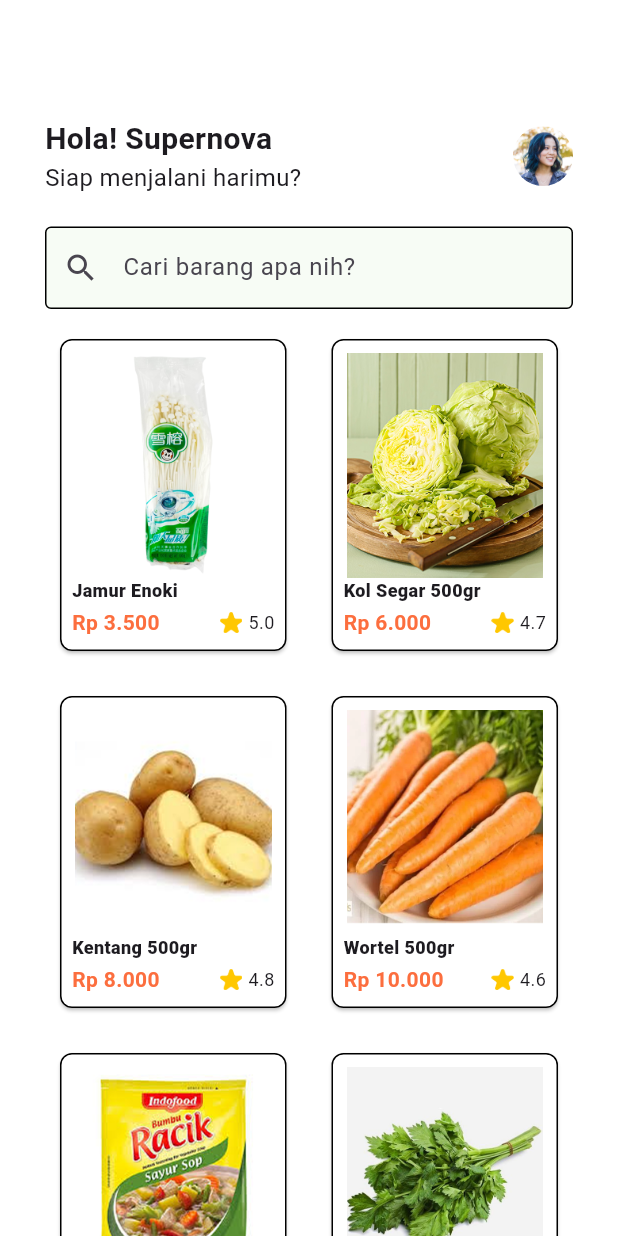
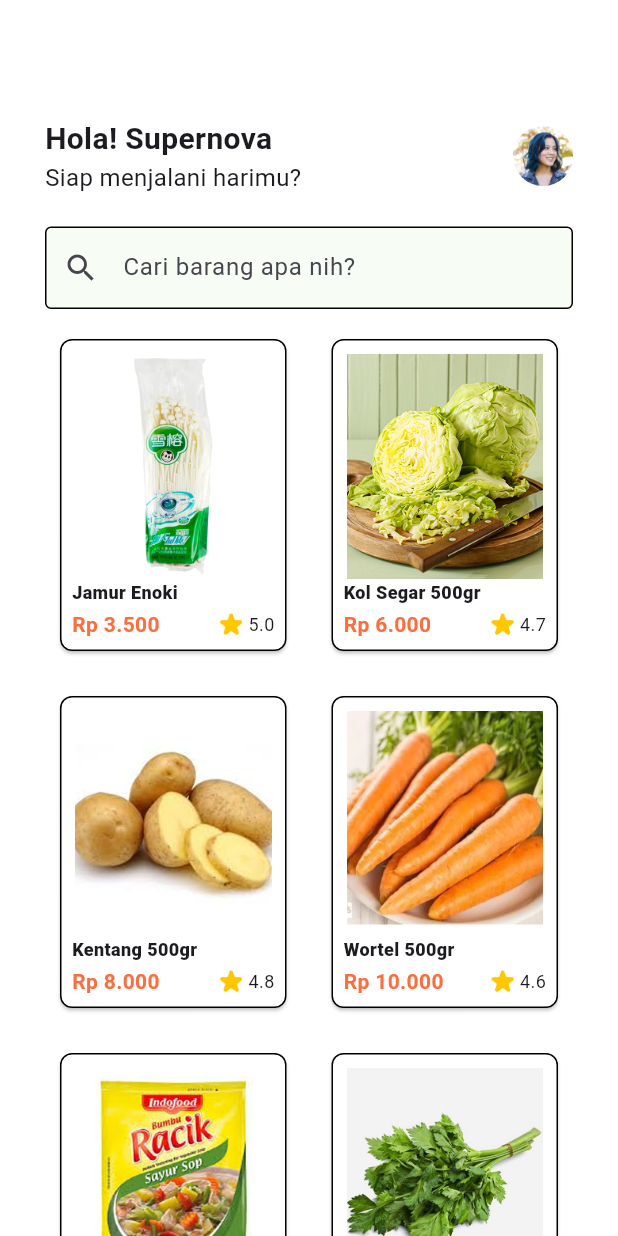
Before and after one commit to Vincent140206/WorkshopBCC, a Flutter app: the HomeScreen screen opened directly, on a phone screen of 412 x 824 dp. Run offline on Flutter 3.47's test engine with Material 3 defaults, Android fonts, the phone set to English and light mode, and no system bars.

Commit message:
aman dari corupt ges

```diff
--- a/lib/screen/homescreen.dart
+++ b/lib/screen/homescreen.dart
@@ -122,7 +122,7 @@ class HomeScreenState extends State<HomeScreen> {
                         crossAxisAlignment: CrossAxisAlignment.start,
                         children: [
                           Padding(
-                            padding: EdgeInsets.only(left: 10, top: 9, right: 10),
+                            padding: EdgeInsets.only(left: 10, top: 10, right: 10),
                             child: Image.asset(
                               product.imagePath,
                               width: double.infinity,
```
